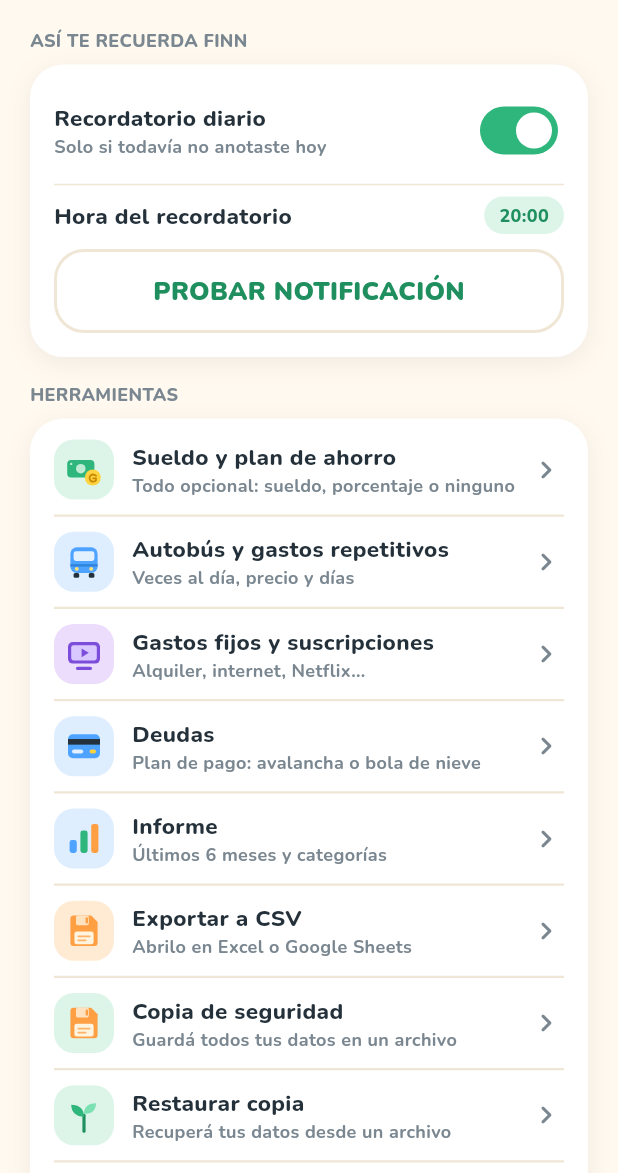
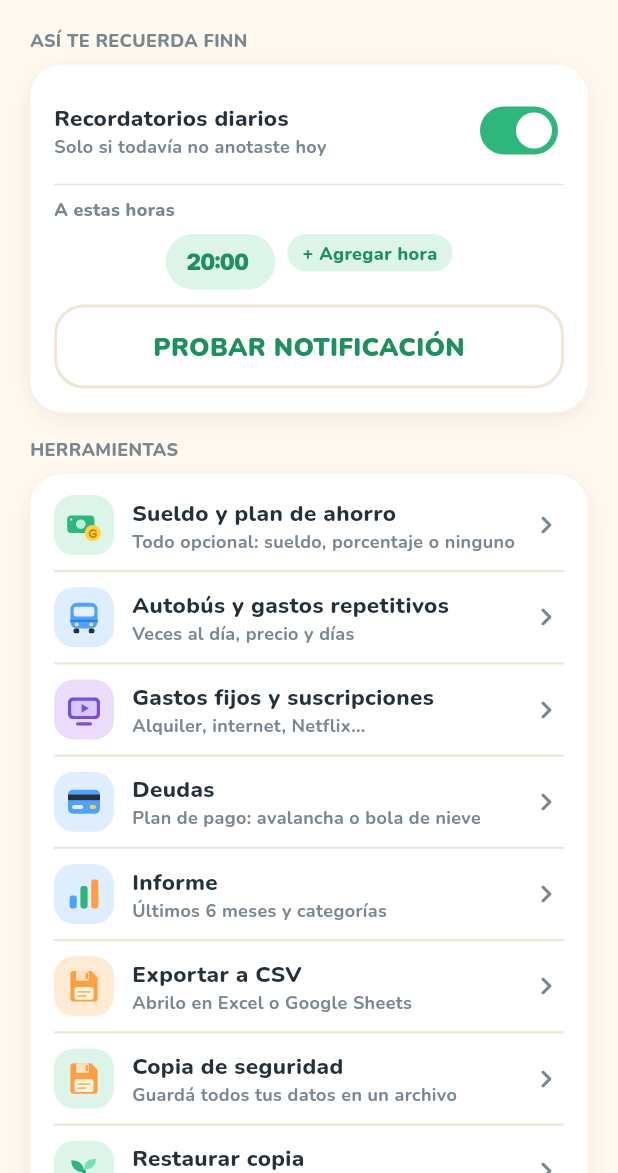
Before and after one commit to BenjaminSVG/altfin, a Flutter app: the SettingsScreen screen opened directly, on a phone screen of 412 x 824 dp, the part 63-1236 px from its top. Run offline on Flutter 3.47's test engine with Material 3 defaults, Android fonts, the phone set to English and light mode, and no system bars; our stand-ins replace drift, drift_flutter, file_picker, flutter_local_notifications, flutter_riverpod, flutter_svg and 3 more; missing offline and left inert: home_widget; accounts and stored records are empty; generated files the repository leaves out were written again.

Commit message:
Varios recordatorios al día, notificaciones en Windows y componentes en español
Co-Authored-By: Claude Sonnet 5.5 <noreply@anthropic.com>

```diff
--- /dev/null
+++ b/app/lib/domain/reminder_times.dart
@@ -0,0 +1,45 @@
+/// Horas de los recordatorios diarios, en minutos desde medianoche
+/// (20:00 = 1200). Se guardan como texto "09:00,14:30,20:00".
+class ReminderTimes {
+  const ReminderTimes._();
+
+  static const max = 6;
+  static const defaultTimes = [20 * 60];
+
+  /// Lee la lista guardada. Si no hay ninguna (instalaciones viejas), usa la
+  /// hora única de antes ([legacyHour]) o las 20:00.
+  static List<int> parse(String? csv, {int? legacyHour}) {
+    final out = <int>{};
+    for (final part in (csv ?? '').split(',')) {
+      final m = RegExp(r'^\s*(\d{1,2}):(\d{2})\s*$').firstMatch(part);
+      if (m == null) continue;
+      final h = int.parse(m.group(1)!), mi = int.parse(m.group(2)!);
+      if (h < 24 && mi < 60) out.add(h * 60 + mi);
+    }
+    if (out.isEmpty) {
+      if (legacyHour != null && legacyHour >= 0 && legacyHour < 24) return [legacyHour * 60];
+      return defaultTimes;
+    }
+    return _clean(out);
+  }
+
+  static String encode(Iterable<int> times) => _clean(times).map(format).join(',');
+
+  /// Ordenadas, sin repetidas y como mucho [max].
+  static List<int> _clean(Iterable<int> times) {
+    final l = times.toSet().toList()..sort();
+    return l.length > max ? l.sublist(0, max) : l;
+  }
+
+  static String format(int minutes) =>
+      '${(minutes ~/ 60).toString().padLeft(2, '0')}:${(minutes % 60).toString().padLeft(2, '0')}';
+
+  static List<int> add(List<int> times, int minutes) => _clean([...times, minutes]);
+
+  static List<int> remove(List<int> times, int minutes) {
+    final l = [...times]..remove(minutes);
+    return l.isEmpty ? defaultTimes : l;
+  }
+
+  static List<int> replace(List<int> times, int old, int minutes) => _clean([...times.where((t) => t != old), minutes]);
+}
--- a/app/lib/features/settings/settings_screen.dart
+++ b/app/lib/features/settings/settings_screen.dart
@@ -12,6 +12,7 @@ import 'package:share_plus/share_plus.dart';
 
 import '../../data/backup.dart';
 import '../../domain/csv_export.dart';
+import '../../domain/reminder_times.dart';
 import '../../domain/money.dart';
 import '../../domain/pin.dart';
 import '../../services/notification_service.dart';
@@ -39,13 +40,13 @@ class SettingsScreen extends ConsumerWidget {
       final ns = AppSettings.fromMap({
         ...{
           'reminders': s.reminders ? '1' : '0',
-          'reminder_hour': '${s.reminderHour}',
+          'reminder_times': ReminderTimes.encode(s.reminderTimes),
         },
         ...v,
       });
       await NotificationService.instance.reschedule(
         enabled: ns.reminders,
-        hour: ns.reminderHour,
+        times: ns.reminderTimes,
         loggedToday: false,
         streak: 0,
       );
@@ -71,20 +72,55 @@ class SettingsScreen extends ConsumerWidget {
         const SizedBox(height: 8),
         AltCard(
           child: Column(children: [
-            toggle('Recordatorio diario', 'Solo si todavía no anotaste hoy', s.reminders, (v) async {
+            toggle('Recordatorios diarios', 'Solo si todavía no anotaste hoy', s.reminders, (v) async {
               if (v) await NotificationService.instance.requestPermission();
               await set({'reminders': v ? '1' : '0'});
             }),
             Divider(color: c.line),
-            Row(children: [
-              const Expanded(child: Text('Hora del recordatorio', style: TextStyle(fontWeight: FontWeight.w800, fontSize: 15))),
-              GestureDetector(
-                onTap: () async {
-                  final t = await showTimePicker(context: context, initialTime: TimeOfDay(hour: s.reminderHour, minute: 0));
-                  if (t != null) await set({'reminder_hour': '${t.hour}'});
-                },
-                child: Pill('${s.reminderHour.toString().padLeft(2, '0')}:00'),
-              ),
+            Align(
+              alignment: Alignment.centerLeft,
+              child: Text('A estas horas', style: TextStyle(color: c.muted, fontSize: 12, fontWeight: FontWeight.w800)),
+            ),
+            const SizedBox(height: 8),
+            Wrap(spacing: 8, runSpacing: 8, children: [
+              for (final t in s.reminderTimes)
+                GestureDetector(
+                  onTap: () async {
+                    final p = await showTimePicker(
+                        context: context, initialTime: TimeOfDay(hour: t ~/ 60, minute: t % 60));
+                    if (p != null) {
+                      await set({'reminder_times': ReminderTimes.encode(ReminderTimes.replace(s.reminderTimes, t, p.hour * 60 + p.minute))});
+                    }
+                  },
+                  child: Container(
+                    padding: const EdgeInsets.fromLTRB(14, 8, 6, 8),
+                    decoration: BoxDecoration(color: c.greenSoft, borderRadius: BorderRadius.circular(99)),
+                    child: Row(mainAxisSize: MainAxisSize.min, children: [
+                      Text(ReminderTimes.format(t), style: numStyle(15, color: c.greenDark, weight: FontWeight.w900)),
+                      const SizedBox(width: 4),
+                      if (s.reminderTimes.length > 1)
+                        GestureDetector(
+                          onTap: () => set({'reminder_times': ReminderTimes.encode(ReminderTimes.remove(s.reminderTimes, t))}),
+                          child: Padding(
+                            padding: const EdgeInsets.all(4),
+                            child: Icon(Icons.close_rounded, size: 18, color: c.greenDark),
+                          ),
+                        )
+                      else
+                        const SizedBox(width: 8),
+                    ]),
+                  ),
+                ),
+              if (s.reminderTimes.length < ReminderTimes.max)
+                GestureDetector(
+                  onTap: () async {
+                    final p = await showTimePicker(context: context, initialTime: const TimeOfDay(hour: 12, minute: 0));
+                    if (p != null) {
+                      await set({'reminder_times': ReminderTimes.encode(ReminderTimes.add(s.reminderTimes, p.hour * 60 + p.minute))});
+                    }
+                  },
+                  child: const Pill('+ Agregar hora'),
+                ),
             ]),
             const SizedBox(height: 10),
             BigButton('PROBAR NOTIFICACIÓN', ghost: true, onPressed: () => NotificationService.instance.showTest()),
--- a/app/lib/features/shell/app_shell.dart
+++ b/app/lib/features/shell/app_shell.dart
@@ -1,5 +1,6 @@
 import 'dart:async';
 
+import 'package:flutter/foundation.dart' show listEquals;
 import 'package:flutter/material.dart';
 import 'package:flutter/services.dart';
 import 'package:flutter_riverpod/flutter_riverpod.dart';
@@ -122,7 +123,7 @@ class _AppShellState extends ConsumerState<AppShell> with WidgetsBindingObserver
     final now = ref.read(clockProvider)();
     NotificationService.instance.reschedule(
       enabled: s.reminders,
-      hour: s.reminderHour,
+      times: s.reminderTimes,
       loggedToday: logged.any((d) => dayOnly(d) == dayOnly(now)),
       streak: Gamification.currentStreak(logged, now),
     );
@@ -138,7 +139,7 @@ class _AppShellState extends ConsumerState<AppShell> with WidgetsBindingObserver
     ref.listen(monthSummaryProvider, (_, _) => _pushWidgets());
     ref.listen(settingsProvider, (a, b) {
       if (a?.value?.reminders != b.value?.reminders ||
-          a?.value?.reminderHour != b.value?.reminderHour) {
+          !listEquals(a?.value?.reminderTimes, b.value?.reminderTimes)) {
         _reschedule();
       }
     });
--- a/app/lib/main.dart
+++ b/app/lib/main.dart
@@ -1,4 +1,5 @@
 import 'package:flutter/material.dart';
+import 'package:flutter_localizations/flutter_localizations.dart';
 import 'package:flutter_riverpod/flutter_riverpod.dart';
 
 import 'features/lock/lock_gate.dart';
@@ -24,6 +25,9 @@ class AltFinApp extends ConsumerWidget {
     return MaterialApp(
       title: 'AltFin',
       debugShowCheckedModeBanner: false,
+      locale: const Locale('es'),
+      supportedLocales: const [Locale('es')],
+      localizationsDelegates: GlobalMaterialLocalizations.delegates,
       theme: AppTheme.build(Brightness.light),
       darkTheme: AppTheme.build(Brightness.dark),
       themeMode: dark ? ThemeMode.dark : ThemeMode.light,
--- a/app/lib/state/providers.dart
+++ b/app/lib/state/providers.dart
@@ -5,6 +5,7 @@ import '../domain/challenge_rule.dart';
 import '../domain/finance_engine.dart';
 import '../domain/fx.dart';
 import '../domain/net_worth.dart';
+import '../domain/reminder_times.dart';
 import '../domain/gamification.dart';
 import '../domain/money.dart';
 
@@ -30,7 +31,7 @@ class AppSettings {
     this.xp = 0,
     this.dark = false,
     this.pygPerUsd = Fx.defaultRate,
-    this.reminderHour = 20,
+    this.reminderTimes = ReminderTimes.defaultTimes,
     this.reminders = true,
     this.pinHash = '',
     this.pinSalt = '',
@@ -52,7 +53,7 @@ class AppSettings {
         xp: int.tryParse(m['xp'] ?? '') ?? 0,
         dark: m['dark'] == '1',
         pygPerUsd: double.tryParse(m['usd_rate'] ?? '') ?? Fx.defaultRate,
-        reminderHour: int.tryParse(m['reminder_hour'] ?? '') ?? 20,
+        reminderTimes: ReminderTimes.parse(m['reminder_times'], legacyHour: int.tryParse(m['reminder_hour'] ?? '')),
         reminders: (m['reminders'] ?? '1') == '1',
         pinHash: m['pin_hash'] ?? '',
         pinSalt: m['pin_salt'] ?? '',
@@ -73,7 +74,8 @@ class AppSettings {
   final int xp;
   final bool dark;
   final double pygPerUsd;
-  final int reminderHour;
+  /// Horas de los recordatorios (minutos desde medianoche).
+  final List<int> reminderTimes;
   final bool reminders;
   final String pinHash;
   final String pinSalt;
--- a/app/pubspec.yaml
+++ b/app/pubspec.yaml
@@ -29,6 +29,8 @@ environment:
 # versions available, run `flutter pub outdated`.
 dependencies:
   flutter:
+    sdk: flutter
+  flutter_localizations:
     sdk: flutter
 
   # The following adds the Cupertino Icons font to your application.
```
Also changed, not shown: app/lib/services/notification_service.dart (+21 -10 lines), app/pubspec.lock, diseno/app_capturas/29-recordatorios.png (added), 4 other files.
